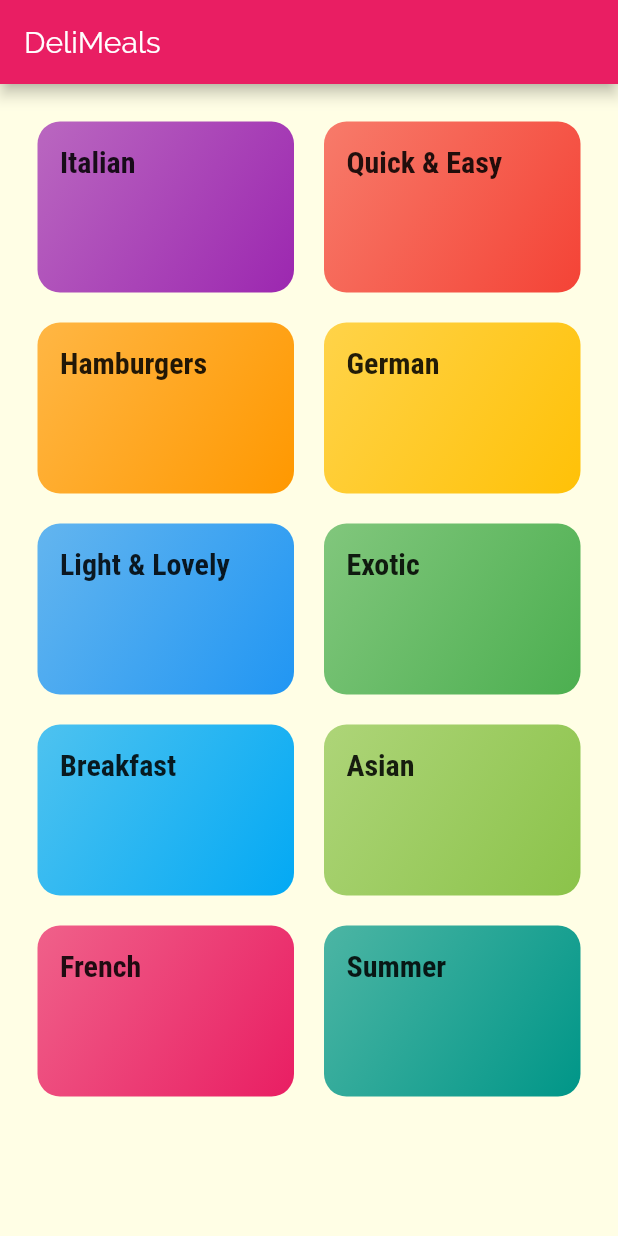
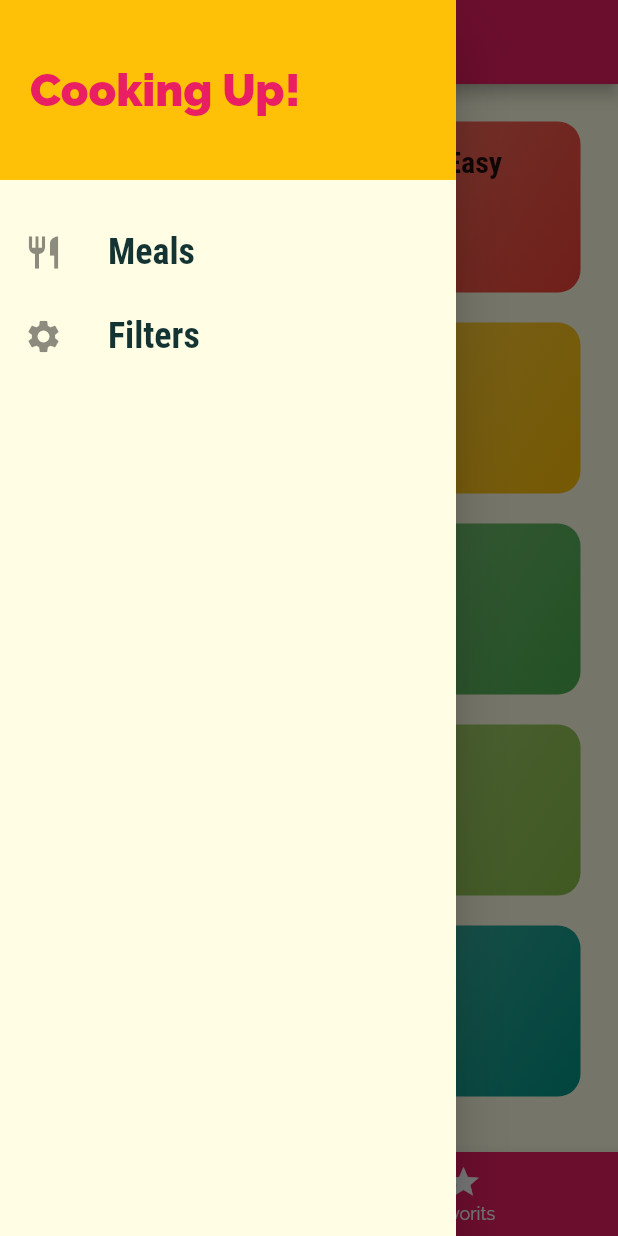
Before and after one commit to alirezarazmhoo/FlutterProject, a Flutter app: the screen it shows after launch, with the side drawer open (before the commit the screen has no drawer), on a phone screen of 412 x 824 dp. Run offline on Flutter 3.47's test engine with Material 2 defaults, Android fonts, the light colour scheme and no system bars.

Commit message:
Add Drawer

```diff
--- a/lib/main.dart
+++ b/lib/main.dart
@@ -2,6 +2,8 @@ import 'package:flutter/material.dart';
 import 'screens/categories_screen.dart';
 import 'screens/category_meals_screen.dart';
 import 'screens/meal_detail_screen.dart';
+import 'screens/tab_screen.dart';
+
 
 
 void main() {
@@ -32,7 +34,7 @@ class MyApp extends StatelessWidget {
               fontWeight: FontWeight.bold,
             )),
       ),
-      home: CategoriesScreen(),
+      home: TabsScreen(),
       routes: {
      CategoryMealsScreen.routeName : (ctx) => CategoryMealsScreen(),
      MealDetailScreen.routeName : (ctx) => MealDetailScreen()
--- a/lib/screens/categories_screen.dart
+++ b/lib/screens/categories_screen.dart
@@ -6,11 +6,7 @@ import '../dommy_data.dart';
 class CategoriesScreen extends StatelessWidget {
   @override
   Widget build(BuildContext context) {
-    return Scaffold(
-      appBar: AppBar(
-        title: const Text('DeliMeals'),
-      ),
-      body: GridView(
+    return GridView(
       padding: const EdgeInsets.all(25),
       children: DUMMY_CATEGORIES
           .map(
@@ -26,7 +22,6 @@ class CategoriesScreen extends StatelessWidget {
           childAspectRatio: 3 / 2,
           crossAxisSpacing: 20,
           mainAxisSpacing: 20),
-      ),
     );
   }
 }
--- /dev/null
+++ b/lib/screens/favortis_screen.dart
@@ -0,0 +1,8 @@
+import 'package:flutter/material.dart';
+
+class FavoritScreen extends StatelessWidget {
+  @override
+  Widget build(BuildContext context) {
+    return Center(child: Text("The Favorits"),);
+  }
+}
--- /dev/null
+++ b/lib/screens/tab_screen.dart
@@ -0,0 +1,47 @@
+import 'package:flutter/material.dart';
+import './favortis_screen.dart';
+import './categories_screen.dart';
+import '../widgets/main_drawer.dart';
+class TabsScreen extends StatefulWidget {
+  @override
+  _TabsScreenState createState() => _TabsScreenState();
+}
+
+class _TabsScreenState extends State<TabsScreen> {
+  final List<Map<String,dynamic>> _pages = [
+    {'page':CategoriesScreen() , 'title' : 'Categories'},
+    {'page':FavoritScreen() , 'title' : 'Favorits'} ];
+
+  int _selectedPageIndex = 0;
+
+  void _selectPage(int Index) {
+    setState(() {
+      _selectedPageIndex = Index;
+    });
+  }
+
+  @override
+  Widget build(BuildContext context) {
+    return Scaffold(
+      appBar: AppBar(
+        title: Text(_pages[_selectedPageIndex]['title']),
+      ),
+      drawer: MainDrawer(),
+      body: _pages[_selectedPageIndex]['page'],
+      bottomNavigationBar: BottomNavigationBar(
+        unselectedItemColor: Colors.white,
+        selectedItemColor: Theme.of(context).accentColor,
+currentIndex: _selectedPageIndex,
+type: BottomNavigationBarType.fixed,
+        onTap: _selectPage,
+        backgroundColor: Theme.of(context).primaryColor,
+        items: [
+          BottomNavigationBarItem(
+              icon: Icon(Icons.category), title: Text('Categories')),
+          BottomNavigationBarItem(
+              icon: Icon(Icons.star), title: Text('Favorits'))
+        ],
+      ),
+    );
+  }
+}
--- /dev/null
+++ b/lib/widgets/main_drawer.dart
@@ -0,0 +1,50 @@
+import 'package:flutter/material.dart';
+
+class MainDrawer extends StatelessWidget {
+  Widget buidListTile(String title, IconData icon, Function tapHandler) {
+    return ListTile(
+      leading: Icon(
+        icon,
+        size: 26,
+      ),
+      title: Text(
+        title,
+        style: TextStyle(
+            fontFamily: 'RobotoCondensed',
+            fontSize: 24,
+            fontWeight: FontWeight.bold),
+      ),
+      onTap:()=> tapHandler,
+    );
+  }
+
+  const MainDrawer({Key? key}) : super(key: key);
+
+  @override
+  Widget build(BuildContext context) {
+    return Drawer(
+        child: Column(
+      children: <Widget>[
+        Container(
+          height: 120,
+          width: double.infinity,
+          padding: EdgeInsets.all(20),
+          alignment: Alignment.centerLeft,
+          color: Theme.of(context).accentColor,
+          child: Text(
+            'Cooking Up!',
+            style: TextStyle(
+                fontWeight: FontWeight.w900,
+                fontSize: 30,
+                color: Theme.of(context).primaryColor),
+          ),
+        ),
+        SizedBox(
+          height: 20,
+        ),
+        buidListTile('Meals', Icons.restaurant, () {}),
+        buidListTile('Filters', Icons.settings, () {}),
+      ],
+    ));
+  }
+}
```
Lines whose indentation alone changed are shown as unchanged.
